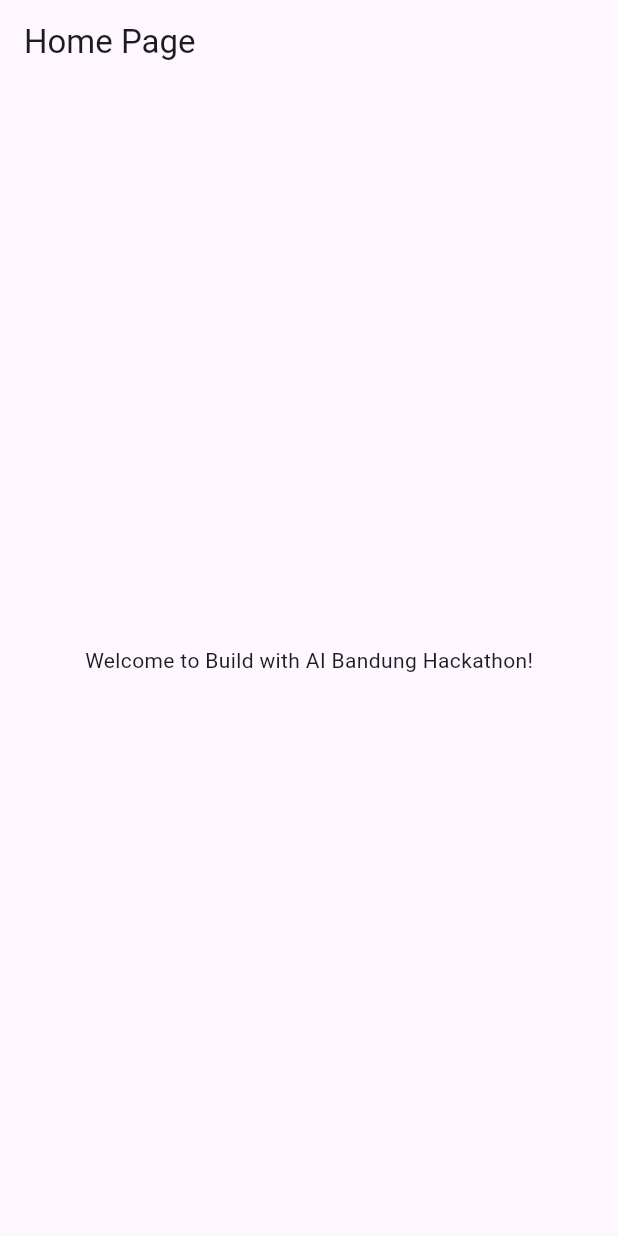
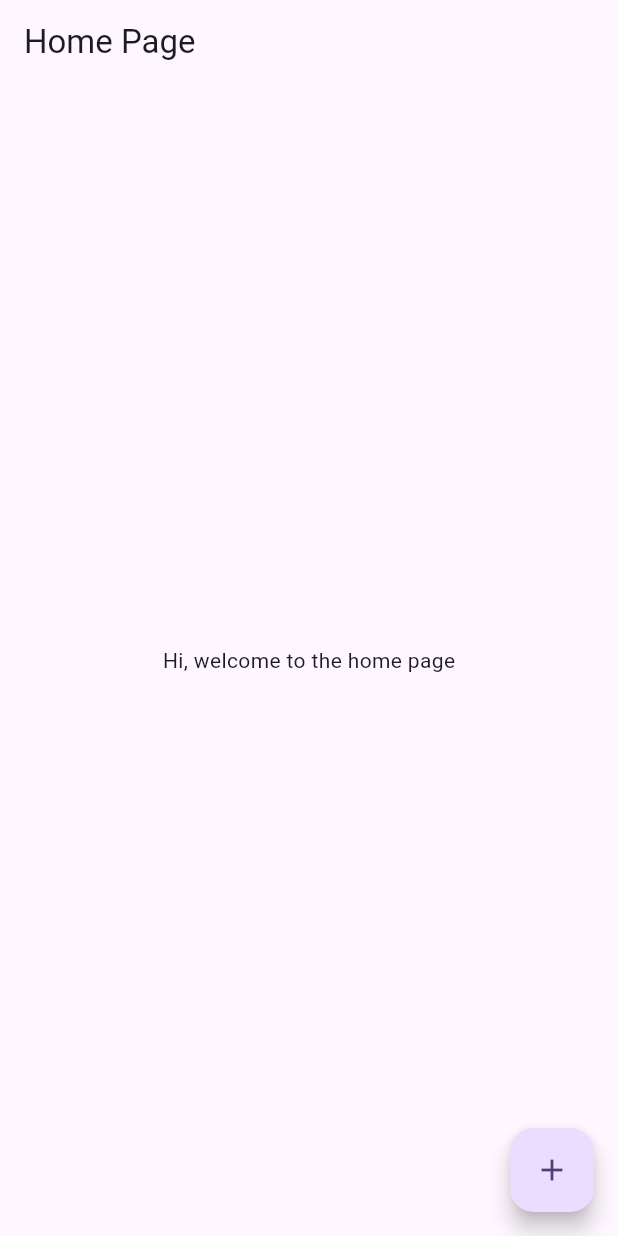
Before and after one commit to andikadeveloper/bwai_bandung_hackathon, a Flutter app: the screen it shows after launch, on a phone screen of 412 x 824 dp. Run offline on Flutter 3.47's test engine with Material 3 defaults, Android fonts, the phone set to English and light mode, and no system bars; our stand-ins replace equatable, flutter_bloc, flutter_dotenv, freezed_annotation, get_it, go_router and 2 more.

Commit message:
feat(app): create boilerplate project

```diff
--- /dev/null
+++ b/lib/core/routes/router.dart
@@ -0,0 +1,17 @@
+import 'package:bwai_bandung_hackathon/core/di/injectable.dart';
+import 'package:bwai_bandung_hackathon/presentation/pages/home/cubit/home_cubit.dart';
+import 'package:bwai_bandung_hackathon/presentation/pages/home/home_page.dart';
+import 'package:flutter_bloc/flutter_bloc.dart';
+import 'package:go_router/go_router.dart';
+
+final router = GoRouter(
+  routes: [
+    GoRoute(
+      path: '/',
+      builder: (context, state) => BlocProvider(
+        create: (context) => getIt.get<HomeCubit>(),
+        child: const HomePage(),
+      ),
+    ),
+  ],
+);
--- /dev/null
+++ b/lib/domain/usecases/create_generative_content.dart
@@ -0,0 +1,15 @@
+import 'package:bwai_bandung_hackathon/core/result/result.dart';
+import 'package:bwai_bandung_hackathon/domain/repositories/gemini_repository.dart';
+import 'package:google_generative_ai/google_generative_ai.dart';
+import 'package:injectable/injectable.dart';
+
+@injectable
+class CreateGenerativecontent {
+  final GeminiRepository repository;
+
+  CreateGenerativecontent(this.repository);
+
+  Future<Result<GenerateContentResponse>> call(List<Content> content) {
+    return repository.generateContent(content);
+  }
+}
--- a/lib/home_page.dart
+++ /dev/null
@@ -1,18 +0,0 @@
-import 'package:flutter/material.dart';
-import 'package:google_generative_ai/google_generative_ai.dart';
-
-class HomePage extends StatelessWidget {
-  const HomePage({super.key});
-
-  @override
-  Widget build(BuildContext context) {
-    return Scaffold(
-      appBar: AppBar(
-        title: const Text('Home Page'),
-      ),
-      body: const Center(
-        child: Text('Welcome to Build with AI Bandung Hackathon!'),
-      ),
-    );
-  }
-}
--- a/lib/main.dart
+++ b/lib/main.dart
@@ -1,7 +1,13 @@
-import 'package:bwai_bandung_hackathon/home_page.dart';
+import 'package:bwai_bandung_hackathon/core/routes/router.dart';
 import 'package:flutter/material.dart';
+import 'package:flutter_dotenv/flutter_dotenv.dart';
+import 'core/di/injectable.dart';
 
-void main() {
+void main() async {
+  WidgetsFlutterBinding.ensureInitialized();
+
+  await dotenv.load(fileName: '.env');
+  configureDependencies();
   runApp(const MyApp());
 }
 
@@ -10,13 +16,13 @@ class MyApp extends StatelessWidget {
 
   @override
   Widget build(BuildContext context) {
-    return MaterialApp(
+    return MaterialApp.router(
       title: 'Build with AI Bandung Hackathon',
       theme: ThemeData(
         colorScheme: ColorScheme.fromSeed(seedColor: Colors.deepPurple),
         useMaterial3: true,
       ),
-      home: const HomePage(),
+      routerConfig: router,
     );
   }
 }
--- /dev/null
+++ b/lib/presentation/pages/home/cubit/home_cubit.dart
@@ -0,0 +1,32 @@
+import 'package:bwai_bandung_hackathon/domain/usecases/create_generative_content.dart';
+import 'package:flutter_bloc/flutter_bloc.dart';
+import 'package:freezed_annotation/freezed_annotation.dart';
+import 'package:google_generative_ai/google_generative_ai.dart';
+import 'package:injectable/injectable.dart';
+
+part 'home_state.dart';
+part 'home_cubit.freezed.dart';
+
+@injectable
+class HomeCubit extends Cubit<HomeState> {
+  final CreateGenerativecontent createGenerativecontent;
+
+  HomeCubit(
+    this.createGenerativecontent,
+  ) : super(const HomeState.initial());
+
+  Future<void> generateContent(List<Content> content) async {
+    emit(const HomeState.loading());
+
+    final result = await createGenerativecontent(content);
+
+    result.when(
+      success: (value) {
+        emit(HomeState.success(value));
+      },
+      failure: (message) {
+        emit(HomeState.failure(message));
+      },
+    );
+  }
+}
--- /dev/null
+++ b/lib/presentation/pages/home/cubit/home_state.dart
@@ -0,0 +1,9 @@
+part of 'home_cubit.dart';
+
+@freezed
+class HomeState with _$HomeState {
+  const factory HomeState.initial() = _Initial;
+  const factory HomeState.loading() = _Loading;
+  const factory HomeState.success(GenerateContentResponse value) = _Success;
+  const factory HomeState.failure(String message) = _Failure;
+}
--- /dev/null
+++ b/lib/presentation/pages/home/home_page.dart
@@ -0,0 +1,41 @@
+import 'package:bwai_bandung_hackathon/presentation/pages/home/cubit/home_cubit.dart';
+import 'package:flutter/material.dart';
+import 'package:flutter_bloc/flutter_bloc.dart';
+import 'package:google_generative_ai/google_generative_ai.dart';
+
+class HomePage extends StatelessWidget {
+  const HomePage({super.key});
+
+  @override
+  Widget build(BuildContext context) {
+    return Scaffold(
+      appBar: AppBar(
+        title: const Text('Home Page'),
+      ),
+      body: Center(
+        child: BlocBuilder<HomeCubit, HomeState>(
+          builder: (context, state) {
+            return state.when(
+              initial: () => const Text('Hi, welcome to the home page'),
+              loading: () => const CircularProgressIndicator(),
+              failure: (message) => Text(message),
+              success: (data) {
+                return Text(data.text ?? '');
+              },
+            );
+          },
+        ),
+      ),
+      floatingActionButton: FloatingActionButton(
+        onPressed: () async {
+          final content = [
+            Content.text('Hello, how are you?'),
+          ];
+
+          context.read<HomeCubit>().generateContent(content);
+        },
+        child: const Icon(Icons.add),
+      ),
+    );
+  }
+}
```
Also changed, not shown: lib/core/di/injectable.dart (added, +22 -0 lines), lib/core/result/result.dart (added, +9 -0 lines), lib/core/widgets/example_widget.dart (added, +10 -0 lines), lib/data/model/user_model.dart (added, +35 -0 lines), lib/data/repositories/gemini_repository_impl.dart (added, +24 -0 lines), lib/domain/entities/user.dart (added, +16 -0 lines), lib/domain/repositories/gemini_repository.dart (added, +8 -0 lines), pubspec.yaml (+12 -1 lines), lib/core/di/injectable.config.dart (added), lib/core/result/result.freezed.dart (added), lib/presentation/pages/home/cubit/home_cubit.freezed.dart (added), pubspec.lock, 2 other files.
